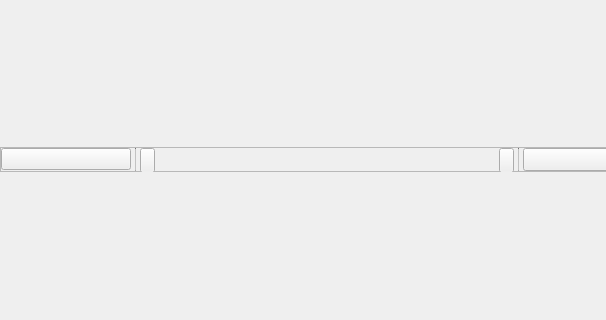
The window that library/tulip-gui/designer/WorkspacePanel.ui (vadivelselvaraj/TulipGLImprovement) describes before a commit, drawn with Qt 5; both pictures show x 0 to 606 and y 139 to 459 of the 945 by 597 pixel window.
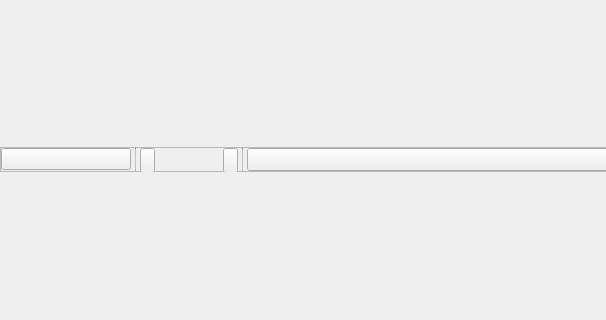
The same window after the commit. Icons and pictures are not drawn. Custom widgets are drawn as their Qt base class.

Commit message: More fixes on Windows UI: * Fixed configuration tabs height * Fixed interactors toolbar size policy to QSizePolicy::Maximum

What changed in the file:
```diff
--- a/library/tulip-gui/designer/WorkspacePanel.ui
+++ b/library/tulip-gui/designer/WorkspacePanel.ui
@@ -200,6 +200,12 @@
         </item>
         <item>
          <widget class="QScrollArea" name="scrollArea">
+          <property name="sizePolicy">
+           <sizepolicy hsizetype="Maximum" vsizetype="Expanding">
+            <horstretch>0</horstretch>
+            <verstretch>0</verstretch>
+           </sizepolicy>
+          </property>
           <property name="frameShape">
            <enum>QFrame::NoFrame</enum>
           </property>
@@ -217,7 +223,7 @@
             <rect>
              <x>0</x>
              <y>0</y>
-             <width>345</width>
+             <width>69</width>
              <height>23</height>
             </rect>
            </property>
```
The commit also changes 2 other files.
